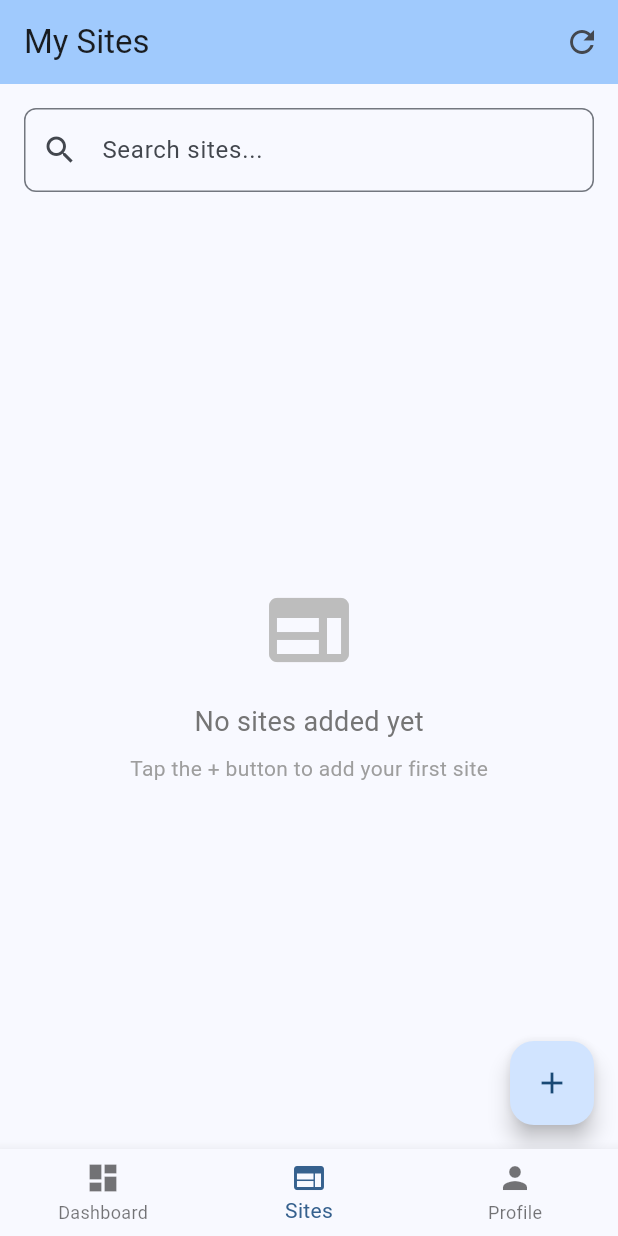
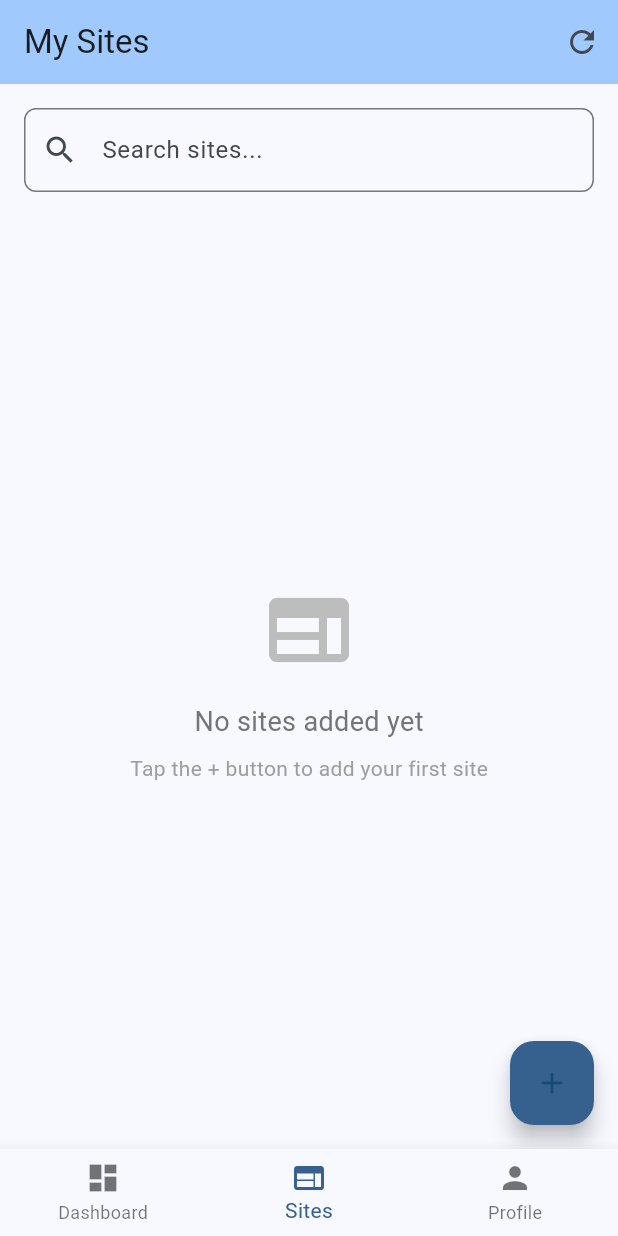
Before and after one commit to netplanmyj/sitecat, a Flutter app: the screen it shows once a user with an empty profile is signed in, item 2 of the bottom bar chosen, on a phone screen of 412 x 824 dp. Run offline on Flutter 3.47's test engine with Material 3 defaults, Android fonts, the phone set to English and light mode, and no system bars; our stand-ins replace cloud_firestore, firebase_auth, firebase_core, google_sign_in; accounts and stored records are empty.

Commit message:
無料版のサイト数制限 Fixes #18

```diff
--- /dev/null
+++ b/lib/constants/app_constants.dart
@@ -0,0 +1,19 @@
+/// アプリケーション全体で使用する定数定義
+class AppConstants {
+  // プライベートコンストラクタでインスタンス化を防ぐ
+  AppConstants._();
+
+  /// サイト登録制限
+  static const int freePlanSiteLimit = 1;
+
+  /// プランに関する説明メッセージ
+  static const String siteLimitMessage =
+      '無料版では$freePlanSiteLimit個までサイトを登録できます。';
+  static const String siteLimitReachedMessage =
+      'サイト登録数が上限に達しています。追加するには既存のサイトを削除してください。';
+
+  /// 監視間隔の制限（分）
+  static const int minCheckInterval = 5;
+  static const int maxCheckInterval = 1440; // 24時間
+  static const int defaultCheckInterval = 60; // 1時間
+}
--- a/lib/providers/site_provider.dart
+++ b/lib/providers/site_provider.dart
@@ -2,6 +2,7 @@ import 'dart:async';
 import 'package:flutter/material.dart';
 import '../models/site.dart';
 import '../services/site_service.dart';
+import '../constants/app_constants.dart';
 
 class SiteProvider extends ChangeNotifier {
   final SiteService _siteService = SiteService();
@@ -19,6 +20,9 @@ class SiteProvider extends ChangeNotifier {
   int get siteCount => _sites.length;
   List<Site> get monitoringSites =>
       _sites.where((site) => site.monitoringEnabled).toList();
+
+  /// サイトを追加可能かチェック（無料プランの制限）
+  bool get canAddSite => _sites.length < AppConstants.freePlanSiteLimit;
 
   // Initialize and start listening to sites
   void initialize() {
@@ -60,6 +64,12 @@ class SiteProvider extends ChangeNotifier {
   }) async {
     try {
       _clearError();
+
+      // Check site limit
+      if (!canAddSite) {
+        _setError(AppConstants.siteLimitReachedMessage);
+        return false;
+      }
 
       // Validate URL format
       if (!await _siteService.validateUrl(url)) {
--- a/lib/screens/sites_screen.dart
+++ b/lib/screens/sites_screen.dart
@@ -2,6 +2,7 @@ import 'package:flutter/material.dart';
 import 'package:provider/provider.dart';
 import '../providers/site_provider.dart';
 import '../models/site.dart';
+import '../constants/app_constants.dart';
 import 'site_form_screen.dart';
 
 class SitesScreen extends StatefulWidget {
@@ -127,14 +128,35 @@ class _SitesScreenState extends State<SitesScreen> {
           );
         },
       ),
-      floatingActionButton: FloatingActionButton(
-        onPressed: () {
-          Navigator.of(context).push(
-            MaterialPageRoute(builder: (context) => const SiteFormScreen()),
+      floatingActionButton: Consumer<SiteProvider>(
+        builder: (context, siteProvider, child) {
+          return FloatingActionButton(
+            onPressed: siteProvider.canAddSite
+                ? () {
+                    Navigator.of(context).push(
+                      MaterialPageRoute(
+                        builder: (context) => const SiteFormScreen(),
+                      ),
+                    );
+                  }
+                : () {
+                    ScaffoldMessenger.of(context).showSnackBar(
+                      SnackBar(
+                        content: Text(AppConstants.siteLimitReachedMessage),
+                        backgroundColor: Colors.orange,
+                        behavior: SnackBarBehavior.floating,
+                      ),
+                    );
+                  },
+            tooltip: siteProvider.canAddSite
+                ? 'Add Site'
+                : AppConstants.siteLimitMessage,
+            backgroundColor: siteProvider.canAddSite
+                ? Theme.of(context).colorScheme.primary
+                : Colors.grey,
+            child: const Icon(Icons.add),
           );
         },
-        tooltip: 'Add Site',
-        child: const Icon(Icons.add),
       ),
     );
   }
```
Also changed, not shown: firestore.indexes.json (+10 -48 lines), lib/screens/site_form_screen.dart (+40 -0 lines), 1 other file.
